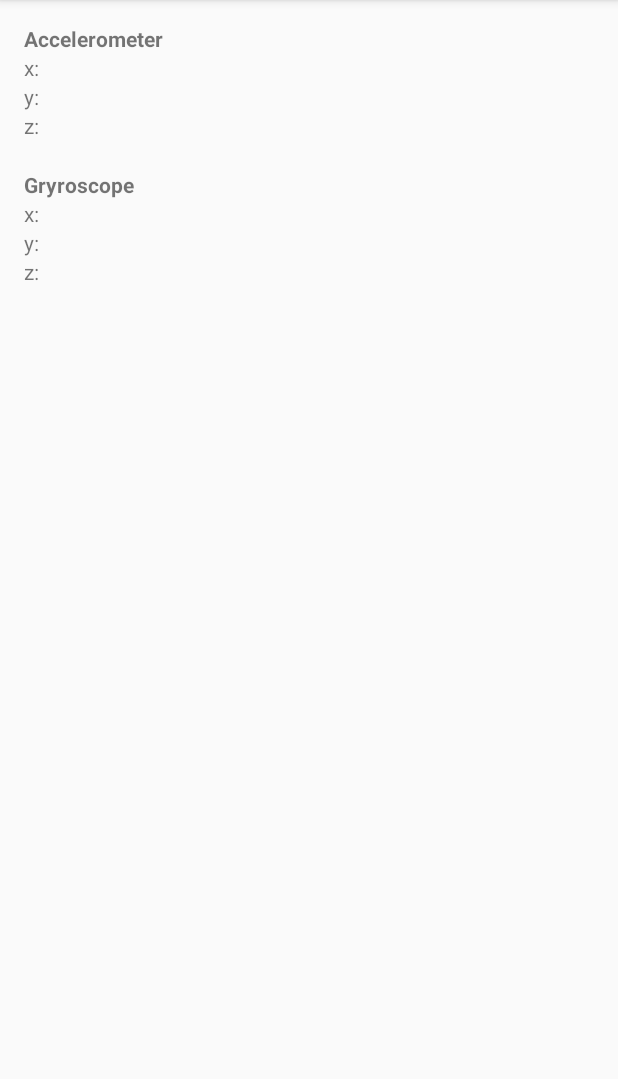
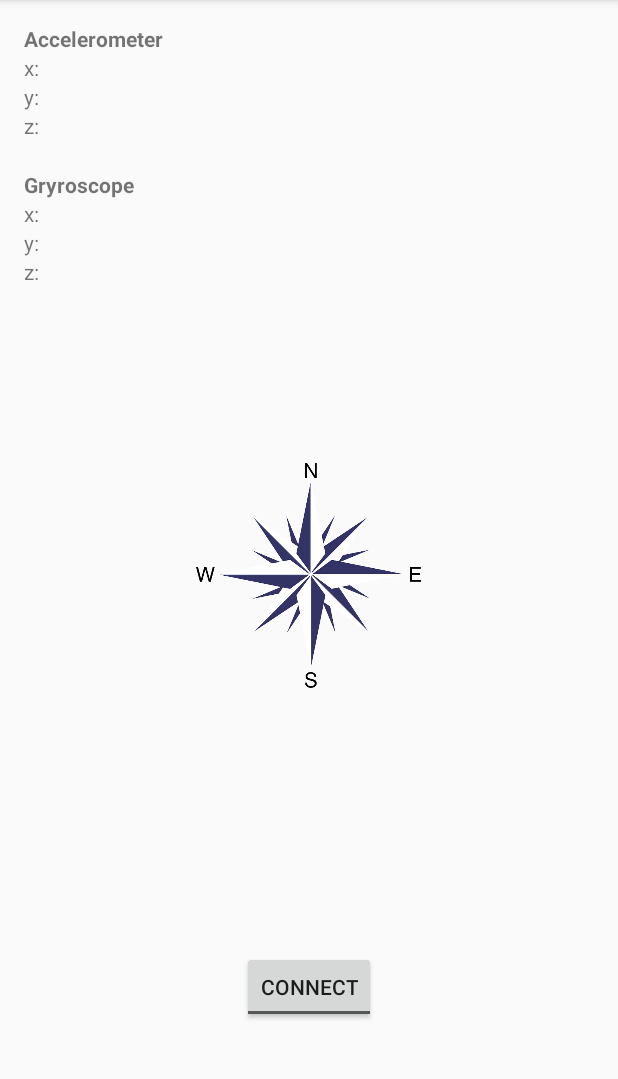
Before and after one commit to DavidKuna/RemoteControlClient, an Android app: the screen it shows after launch (MainActivity), on a phone screen of 412 x 824 dp, the part 84-1163 px from its top. Run offline under Robolectric (Android 15) with nearby library versions, the phone set to English and light mode, and no system bars.

Commit message:
Json data transfer Parsing data from JSON and data interpretation Compass added

```diff
--- a/app/src/main/java/cz/davidkuna/remotecontrolclient/SensorDataListener.java
+++ /dev/null
@@ -1,8 +0,0 @@
-package cz.davidkuna.remotecontrolclient;
-
-/**
- * Created by David Kuna on 5.2.16.
- */
-public interface SensorDataListener {
-    void onDataChanged();
-}
--- a/app/src/main/java/cz/davidkuna/remotecontrolclient/activity/MainActivity.java
+++ b/app/src/main/java/cz/davidkuna/remotecontrolclient/activity/MainActivity.java
@@ -1,6 +1,5 @@
 package cz.davidkuna.remotecontrolclient.activity;
 
-import android.app.Fragment;
 import android.content.Intent;
 import android.content.SharedPreferences;
 import android.os.Bundle;
@@ -11,6 +10,10 @@ import android.util.Log;
 import android.view.Menu;
 import android.view.MenuItem;
 import android.view.View;
+import android.view.animation.Animation;
+import android.view.animation.RotateAnimation;
+import android.widget.Button;
+import android.widget.ImageView;
 import android.widget.TextView;
 import android.widget.Toast;
 
@@ -18,8 +21,8 @@ import java.net.InetAddress;
 import java.net.UnknownHostException;
 
 import cz.davidkuna.remotecontrolclient.R;
-import cz.davidkuna.remotecontrolclient.SensorDataInterpreter;
-import cz.davidkuna.remotecontrolclient.SensorDataListener;
+import cz.davidkuna.remotecontrolclient.sensors.SensorDataInterpreter;
+import cz.davidkuna.remotecontrolclient.sensors.SensorDataEventListener;
 import cz.davidkuna.remotecontrolclient.socket.UDPClient;
 import cz.davidkuna.remotecontrolclient.socket.UDPListener;
 
@@ -27,6 +30,10 @@ public class MainActivity extends AppCompatActivity {
 
     protected UDPClient client;
     protected UDPListener listener;
+    private boolean connected = false;
+    private ImageView ivCompass;
+    // record the compass picture angle turned
+    private float currentDegree = 0f;
 
     @Override
     protected void onCreate(Bundle savedInstanceState) {
@@ -35,7 +42,26 @@ public class MainActivity extends AppCompatActivity {
         Toolbar toolbar = (Toolbar) findViewById(R.id.toolbar);
         setSupportActionBar(toolbar);
 
-        connect();
+        ivCompass = (ImageView) findViewById(R.id.ivCompass);
+
+        client = new UDPClient();
+        listener = new UDPListener();
+
+        Button bConnect = (Button) findViewById(R.id.bConnect);
+        bConnect.setOnClickListener(new View.OnClickListener() {
+            @Override
+            public void onClick(View v) {
+                onConnectButtonClick(v);
+            }
+        });
+    }
+
+    private void onConnectButtonClick(View v) {
+        if (connected) {
+            disconnect();
+        } else {
+            connect();
+        }
     }
 
     @Override
@@ -64,11 +90,31 @@ public class MainActivity extends AppCompatActivity {
         tv.setText(s);
     }
 
+    private void renderCompass(float degree) {
+        // create a rotation animation (reverse turn degree degrees)
+        RotateAnimation ra = new RotateAnimation(
+                currentDegree,
+                -degree,
+                Animation.RELATIVE_TO_SELF, 0.5f,
+                Animation.RELATIVE_TO_SELF,
+                0.5f);
+
+        // how long the animation will take place
+        ra.setDuration(210);
+
+        // set the animation after the end of the reservation status
+        ra.setFillAfter(true);
+
+        // Start the animation
+        ivCompass.startAnimation(ra);
+        Log.d("COMPASS", "From: " + currentDegree + " to: " + degree);
+        currentDegree = -degree;
+    }
+
     private boolean connect() {
         SharedPreferences prefs = PreferenceManager.getDefaultSharedPreferences(this);
+        final int interval = Integer.valueOf(prefs.getString("request_interval", "200")); // miliseconds
         InetAddress serverIp;
-        final int interval = 100; // miliseconds
-
         try {
             serverIp = InetAddress.getByName(prefs.getString("server_ip", "127.0.0.1"));
         } catch (UnknownHostException e) {
@@ -77,43 +123,37 @@ public class MainActivity extends AppCompatActivity {
             return false;
         }
 
-        client = new UDPClient(serverIp, 8000);
-        listener = new UDPListener();
         final SensorDataInterpreter sensorDataInterpreter = new SensorDataInterpreter(this);
-        sensorDataInterpreter.setSensorDataListener(new SensorDataListener() {
+        sensorDataInterpreter.setSensorDataListener(new SensorDataEventListener() {
             @Override
             public void onDataChanged() {
                 runOnUiThread(new Runnable() {
                     @Override
                     public void run() {
-                        changeFragmentTextView(R.id.tvAccelerometerX, sensorDataInterpreter.getAccelerometerData());
-                        changeFragmentTextView(R.id.tvGryroscopeX, sensorDataInterpreter.getGyroscopeData());
+                        changeFragmentTextView(R.id.tvAccelerometerX, String.valueOf(sensorDataInterpreter.getAccelerometer().getX()));
+                        changeFragmentTextView(R.id.tvAccelerometerY, String.valueOf(sensorDataInterpreter.getAccelerometer().getY()));
+                        changeFragmentTextView(R.id.tvAccelerometerZ, String.valueOf(sensorDataInterpreter.getAccelerometer().getZ()));
+
+                        changeFragmentTextView(R.id.tvGryroscopeX, String.valueOf(sensorDataInterpreter.getGyroscopeData().getX()));
+                        changeFragmentTextView(R.id.tvGryroscopeY, String.valueOf(sensorDataInterpreter.getGyroscopeData().getY()));
+                        changeFragmentTextView(R.id.tvGryroscopeZ, String.valueOf(sensorDataInterpreter.getGyroscopeData().getZ()));
+
+                        renderCompass(sensorDataInterpreter.getCompass().getDegree());
                     }
                 });
             }
         });
+
+        client.start(serverIp, 8000, interval);
         listener.runUdpServer(8001, sensorDataInterpreter);
-
-        Thread thread = new Thread() {
-            @Override
-            public void run() {
-                try {
-                    while(true) {
-                        sleep(interval);
-                        client.sendMessage("getSensorData");
-                    }
-                } catch (InterruptedException e) {
-                    e.printStackTrace();
-                }
-            }
-        };
-
-        thread.start();
+        connected = true;
 
         return true;
     }
 
     private void disconnect() {
         listener.stopUDPServer();
+        client.stop();
+        connected = false;
     }
 }
--- /dev/null
+++ b/app/src/main/java/cz/davidkuna/remotecontrolclient/sensors/SensorDataEventListener.java
@@ -0,0 +1,8 @@
+package cz.davidkuna.remotecontrolclient.sensors;
+
+/**
+ * Created by David Kuna on 5.2.16.
+ */
+public interface SensorDataEventListener {
+    void onDataChanged();
+}
--- a/app/src/main/java/cz/davidkuna/remotecontrolclient/socket/UDPListener.java
+++ b/app/src/main/java/cz/davidkuna/remotecontrolclient/socket/UDPListener.java
@@ -8,7 +8,7 @@ import android.util.Log;
 import java.net.DatagramPacket;
 import java.net.DatagramSocket;
 
-import cz.davidkuna.remotecontrolclient.SensorDataInterpreter;
+import cz.davidkuna.remotecontrolclient.sensors.SensorDataInterpreter;
 
 /**
  * Created by David Kuna on 6.1.16.
@@ -21,6 +21,7 @@ public class UDPListener {
     @SuppressLint("NewApi")
     public void runUdpServer(final int serverPort, final SensorDataInterpreter dataInterpreter)
     {
+        serverActive = true;
         async = new AsyncTask<Void, Void, Void>()
         {
             @Override
@@ -59,7 +60,7 @@ public class UDPListener {
                 return null;
             }
         };
-
+        Log.d("UDPListener", "Executing");
         if (Build.VERSION.SDK_INT >= 11) async.executeOnExecutor(AsyncTask.THREAD_POOL_EXECUTOR);
         else async.execute();
     }
--- a/app/src/main/res/layout/fragment_main.xml
+++ b/app/src/main/res/layout/fragment_main.xml
@@ -23,29 +23,28 @@
     <TextView
         android:layout_width="wrap_content"
         android:layout_height="wrap_content"
-        android:text="x:"
         android:id="@+id/tvAccelerometerX"
         android:layout_below="@+id/textView"
-        android:layout_alignParentLeft="true"
-        android:layout_alignParentStart="true" />
+        android:layout_toRightOf="@+id/textView2"
+        android:layout_toEndOf="@+id/textView2"
+        android:layout_marginLeft="18dp"
+        android:layout_marginStart="18dp" />
 
     <TextView
         android:layout_width="wrap_content"
         android:layout_height="wrap_content"
-        android:text="y:"
         android:id="@+id/tvAccelerometerY"
         android:layout_below="@+id/tvAccelerometerX"
-        android:layout_alignParentLeft="true"
-        android:layout_alignParentStart="true" />
+        android:layout_alignRight="@+id/tvAccelerometerX"
+        android:layout_alignEnd="@+id/tvAccelerometerX" />
 
     <TextView
         android:layout_width="wrap_content"
         android:layout_height="wrap_content"
-        android:text="z:"
         android:id="@+id/tvAccelerometerZ"
         android:layout_below="@+id/tvAccelerometerY"
-        android:layout_alignParentLeft="true"
-        android:layout_alignParentStart="true" />
+        android:layout_alignLeft="@+id/tvAccelerometerY"
+        android:layout_alignStart="@+id/tvAccelerometerY" />
 
 
     <TextView
@@ -85,4 +84,53 @@
         android:layout_below="@+id/tvGryroscopeY"
         android:layout_alignParentLeft="true"
         android:layout_alignParentStart="true" />
+
+    <ToggleButton
+        android:layout_width="wrap_content"
+        android:layout_height="wrap_content"
+        android:text="Connect"
+        android:id="@+id/bConnect"
+        android:layout_marginBottom="70dp"
+        android:checked="false"
+        android:layout_alignParentBottom="true"
+        android:layout_centerHorizontal="true"
+        android:textOn="Disconnect"
+        android:textOff="Connect" />
+
+    <TextView
+        android:layout_width="wrap_content"
+        android:layout_height="wrap_content"
+        android:text="x:"
+        android:id="@+id/textView2"
+        android:layout_below="@+id/textView"
+        android:layout_alignParentLeft="true"
+        android:layout_alignParentStart="true" />
+
+    <TextView
+        android:layout_width="wrap_content"
+        android:layout_height="wrap_content"
+        android:text="y:"
+        android:id="@+id/textView3"
+        android:layout_alignBaseline="@+id/tvAccelerometerY"
+        android:layout_alignBottom="@+id/tvAccelerometerY"
+        android:layout_alignParentLeft="true"
+        android:layout_alignParentStart="true" />
+
+    <TextView
+        android:layout_width="wrap_content"
+        android:layout_height="wrap_content"
+        android:text="z:"
+        android:id="@+id/textView4"
+        android:layout_above="@+id/textView1"
+        android:layout_toLeftOf="@+id/tvAccelerometerX"
+        android:layout_toStartOf="@+id/tvAccelerometerX" />
+
+    <ImageView
+        android:layout_width="150dp"
+        android:layout_height="150dp"
+        android:id="@+id/ivCompass"
+        android:src="@drawable/compass"
+        android:layout_centerVertical="true"
+        android:layout_centerHorizontal="true" />
+
 </RelativeLayout>
```
Also changed, not shown: app/src/main/java/cz/davidkuna/remotecontrolclient/sensors/Accelerometer.java (added, +39 -0 lines), app/src/main/java/cz/davidkuna/remotecontrolclient/sensors/Compass.java (added, +22 -0 lines), app/src/main/java/cz/davidkuna/remotecontrolclient/sensors/Gyroscope.java (added, +39 -0 lines), app/src/main/java/cz/davidkuna/remotecontrolclient/sensors/SensorDataInterpreter.java (renamed from app/src/main/java/cz/davidkuna/remotecontrolclient/SensorDataInterpreter.java, +23 -16 lines), app/src/main/java/cz/davidkuna/remotecontrolclient/socket/UDPClient.java (+38 -1 lines), app/src/main/res/values/strings.xml (+20 -0 lines), app/src/main/res/xml/pref_general.xml (+9 -0 lines), app/src/main/res/drawable/compass.png (added), 1 other file.
